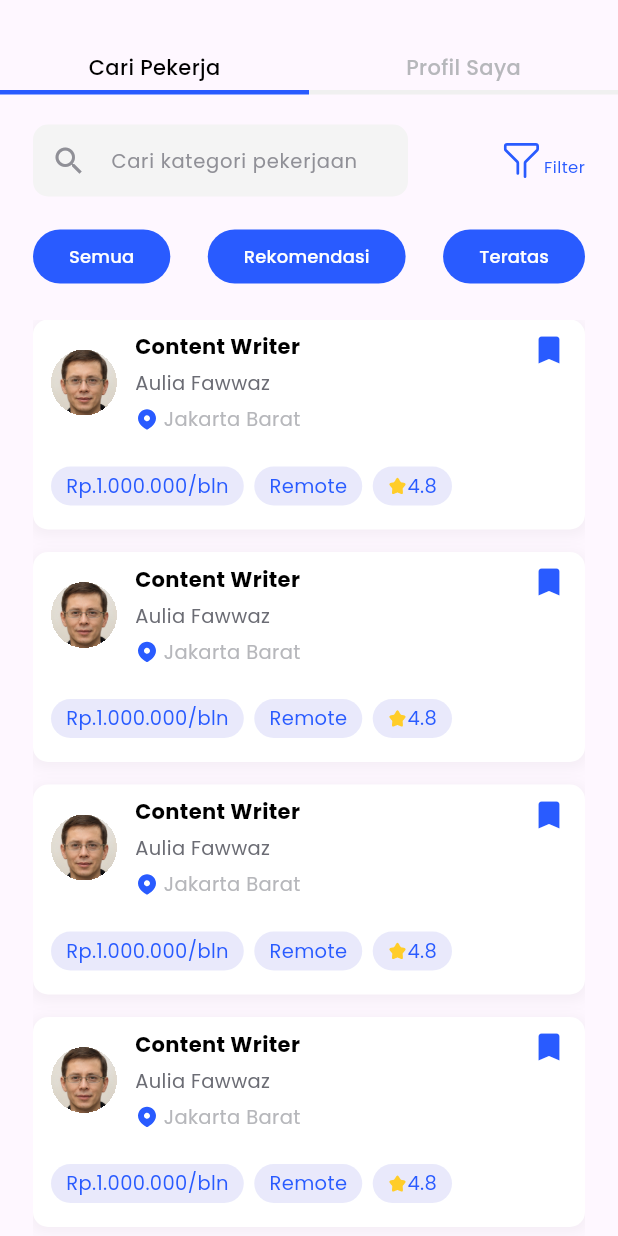
After one commit to BrawS-HackFest/GrowBiz-FE, a Flutter app: the WorkPage screen opened directly, on a phone screen of 412 x 824 dp. The commit adds this screen. Run offline on Flutter 3.47's test engine with Material 3 defaults, Android fonts, the phone set to English and light mode, and no system bars; our stand-ins replace dio, firebase_auth, firebase_core, flutter_bloc, flutter_svg, shimmer and 1 more; missing offline and left inert: clipboard, flutter_pdfview; accounts and stored records are empty; network calls fail.

Commit message:
add work page

```diff
--- a/lib/pages/main_page.dart
+++ b/lib/pages/main_page.dart
@@ -2,6 +2,7 @@ import 'package:flutter/material.dart';
 import 'package:flutter_svg/flutter_svg.dart';
 import 'package:hackfest_mobile/pages/home_page.dart';
 import 'package:hackfest_mobile/pages/mycourse_page.dart';
+import 'package:hackfest_mobile/pages/work_page.dart';
 import 'package:hackfest_mobile/styles/my_colors.dart';
 
 class MainPage extends StatefulWidget {
@@ -23,7 +24,7 @@ class _MainPageState extends State<MainPage> {
   List pages =[
     HomePage(),
     MyCoursePage(),
-    Text('pekerjaan page'),
+    WorkPage(),
     Text('profile page'),
   ];
 
--- a/lib/pages/mycourse_page.dart
+++ b/lib/pages/mycourse_page.dart
@@ -15,7 +15,7 @@ class MyCoursePage extends StatefulWidget {
 class _MyCoursePageState extends State<MyCoursePage> {
   TextEditingController searchController = TextEditingController();
 
-  int _currentPageIndex = 0; // Added to track the current page index
+  int _currentPageIndex = 0;
 
   @override
   Widget build(BuildContext context) {
--- /dev/null
+++ b/lib/pages/work_page.dart
@@ -0,0 +1,118 @@
+import 'package:flutter/material.dart';
+import 'package:flutter_svg/flutter_svg.dart';
+import 'package:hackfest_mobile/styles/my_colors.dart';
+import 'package:hackfest_mobile/styles/my_text.dart';
+import 'package:hackfest_mobile/widgets/card_work.dart';
+import 'package:hackfest_mobile/widgets/my_textfield.dart';
+import 'package:hackfest_mobile/widgets/navigation_top.dart';
+import 'package:hackfest_mobile/widgets/scrollbehavior.dart';
+
+class WorkPage extends StatefulWidget {
+  WorkPage({super.key});
+
+  @override
+  State<WorkPage> createState() => _WorkPageState();
+}
+
+class _WorkPageState extends State<WorkPage> {
+  int _currentPageIndex = 0;
+  TextEditingController searchController = TextEditingController();
+
+  @override
+  Widget build(BuildContext context) {
+    return Scaffold(
+      body: SafeArea(
+        child: Column(
+          children: [
+            const SizedBox(height: 35,),
+            Row(
+              children: [
+                NavigationTop(label: 'Cari Pekerja', selected: _currentPageIndex, id: 0),
+                NavigationTop(label: 'Profil Saya', selected: _currentPageIndex, id: 1)
+              ],
+            ),
+            const SizedBox(height: 20,),
+            Padding(
+              padding: EdgeInsets.symmetric(horizontal: 22),
+              child: Row(
+                mainAxisAlignment: MainAxisAlignment.spaceBetween,
+                children: [
+                  SizedBox(
+                    width: 250,
+                      child: MyTextField(hint: 'Cari kategori pekerjaan', controller:searchController , icon: Icons.search)),
+                  Container(
+                    child: Row(
+                      crossAxisAlignment: CrossAxisAlignment.end,
+                      children: [
+                        SvgPicture.asset('assets/svgs/filter_icon.svg', width: 24,),
+                        const SizedBox(width: 3,),
+                        Text('Filter',style: TextStyle(fontSize: 11, color: MyColors.primaryBase),)
+                      ],
+                    ),
+                  ),
+
+                ],
+              ),
+            ),
+            const SizedBox(height: 18,),
+            Padding(
+                padding: EdgeInsets.symmetric(horizontal: 22),
+              child: Row(
+                mainAxisAlignment: MainAxisAlignment.spaceBetween,
+                children: [
+                  ElevatedButton(
+                      onPressed: (){},
+                      style: ElevatedButton.styleFrom(
+                        backgroundColor: MyColors.primaryBase,
+                        elevation: 0,
+                        foregroundColor: MyColors.whiteBase,
+                          visualDensity: VisualDensity(horizontal: VisualDensity.minimumDensity,vertical: -1)
+                      ),
+                      child: Text('Semua',style: TextStyle(fontSize: 12), ),
+                  ),
+                  ElevatedButton(
+                    onPressed: (){},
+                    style: ElevatedButton.styleFrom(
+                        backgroundColor: MyColors.primaryBase,
+                        elevation: 0,
+                        foregroundColor: MyColors.whiteBase,
+                        visualDensity: VisualDensity(horizontal: VisualDensity.minimumDensity,vertical: -1)
+                    ),
+                    child: Text('Rekomendasi',style: TextStyle(fontSize: 12), )
+                  ),
+                  ElevatedButton(
+                      onPressed: (){},
+                      style: ElevatedButton.styleFrom(
+                          backgroundColor: MyColors.primaryBase,
+                          elevation: 0,
+                          foregroundColor: MyColors.whiteBase,
+                          visualDensity: VisualDensity(horizontal: VisualDensity.minimumDensity,vertical: -1)
+                      ),
+                      child: Text('Teratas', style: TextStyle(fontSize: 12),)
+                  ),
+
+                ],
+              ),
+            ),
+            const SizedBox(height: 20,),
+            Expanded(
+              child: Padding(
+                padding: EdgeInsets.symmetric(horizontal: 22),
+                child: ScrollConfiguration(
+                  behavior: NoGlowScrollBehavior(),
+                  child: ListView.separated(itemBuilder: (context, index) {
+                    return CardWork();
+                  }, separatorBuilder: (context, index) {
+                    return const SizedBox(height: 15,);
+                  }, itemCount: 7),
+                ),
+              ),
+            )
+
+
+          ],
+        ),
+      ),
+    );
+  }
+}
--- /dev/null
+++ b/lib/widgets/card_work.dart
@@ -0,0 +1,111 @@
+import 'package:flutter/material.dart';
+import 'package:flutter_svg/flutter_svg.dart';
+import 'package:hackfest_mobile/styles/my_colors.dart';
+import 'package:hackfest_mobile/styles/my_text.dart';
+class CardWork extends StatelessWidget {
+  const CardWork({super.key});
+
+  @override
+  Widget build(BuildContext context) {
+    return Container(
+      padding: EdgeInsets.only(left: 12,right: 12, top: 8, bottom: 16),
+      width: double.infinity,
+      decoration: ShapeDecoration(
+          color: MyColors.whiteBase,
+          shape: RoundedRectangleBorder(
+            borderRadius: BorderRadius.circular(10),
+          ),
+          shadows: [
+            BoxShadow(
+              color: Color(0x0A000000),
+              blurRadius: 7,
+              offset: Offset(0, 2),
+              spreadRadius: 2,
+            )
+          ]
+      ),
+      child: Column(
+        children: [
+          Row(
+            children: [
+              Container(
+                width:44,
+                height: 44,
+                clipBehavior: Clip.hardEdge,
+                decoration: BoxDecoration(
+                    shape: BoxShape.circle
+                ),
+                child: Image.asset('assets/images/profile_hackfest.png', fit: BoxFit.cover,),
+              ),
+              const SizedBox(width: 12,),
+              Expanded(
+                child: Row(
+                  mainAxisAlignment: MainAxisAlignment.spaceBetween,
+                  crossAxisAlignment: CrossAxisAlignment.start,
+                  children: [
+                    Column(
+                      crossAxisAlignment: CrossAxisAlignment.start,
+                      children: [
+                        Text('Content Writer', style: MyTextStyle.buttonH3(color: MyColors.blackBase),),
+                        const SizedBox(height: 5,),
+                        Text('Aulia Fawwaz', style: MyTextStyle.captionH5(color: MyColors.greyBase),),
+                        const SizedBox(height: 5,),
+                        Container(
+                          child: Row(
+                            children: [
+                              SvgPicture.asset('assets/svgs/location_icon.svg'),
+                              const SizedBox(width: 3,),
+                              Text('Jakarta Barat', style: MyTextStyle.captionH5(color: MyColors.grey200),),
+                            ],
+                          ),
+                        )
+                      ],
+                    ),
+                    Icon(Icons.bookmark, color: MyColors.primaryBase,)
+                  ],
+                ),
+              )
+            ],
+          ),
+          const SizedBox(height:22,),
+          Row(
+            children: [
+              Container(
+                padding:const EdgeInsets.symmetric(horizontal: 10, vertical: 3.5),
+                decoration:BoxDecoration(
+                  borderRadius: BorderRadius.circular(15),
+                  color: const Color(0x215358E1),
+                ),
+                child: Text('Rp.1.000.000/bln',style: MyTextStyle.captionH5(color: MyColors.primaryBase),),
+              ),
+              const SizedBox(width:7,),
+              Container(
+                padding:const EdgeInsets.symmetric(horizontal: 10, vertical: 3.5),
+                decoration:BoxDecoration(
+                  borderRadius: BorderRadius.circular(15),
+                  color: const Color(0x215358E1),
+                ),
+                child: Text('Remote',style: MyTextStyle.captionH5(color: MyColors.primaryBase),),
+              ),
+              const SizedBox(width:7,),
+              Container(
+                  padding:const EdgeInsets.symmetric(horizontal: 10, vertical: 3.5),
+                  decoration:BoxDecoration(
+                    borderRadius: BorderRadius.circular(15),
+                    color: const Color(0x215358E1),
+                  ),
+                  child: Row(
+                    children: [
+                      SvgPicture.asset('assets/svgs/star_icon.svg'),
+                      Text('4.8',style: MyTextStyle.captionH5(color: MyColors.primaryBase),),
+                    ],
+                  )
+              )
+            ],
+          )
+
+        ],
+      ),
+    );
+  }
+}
```
